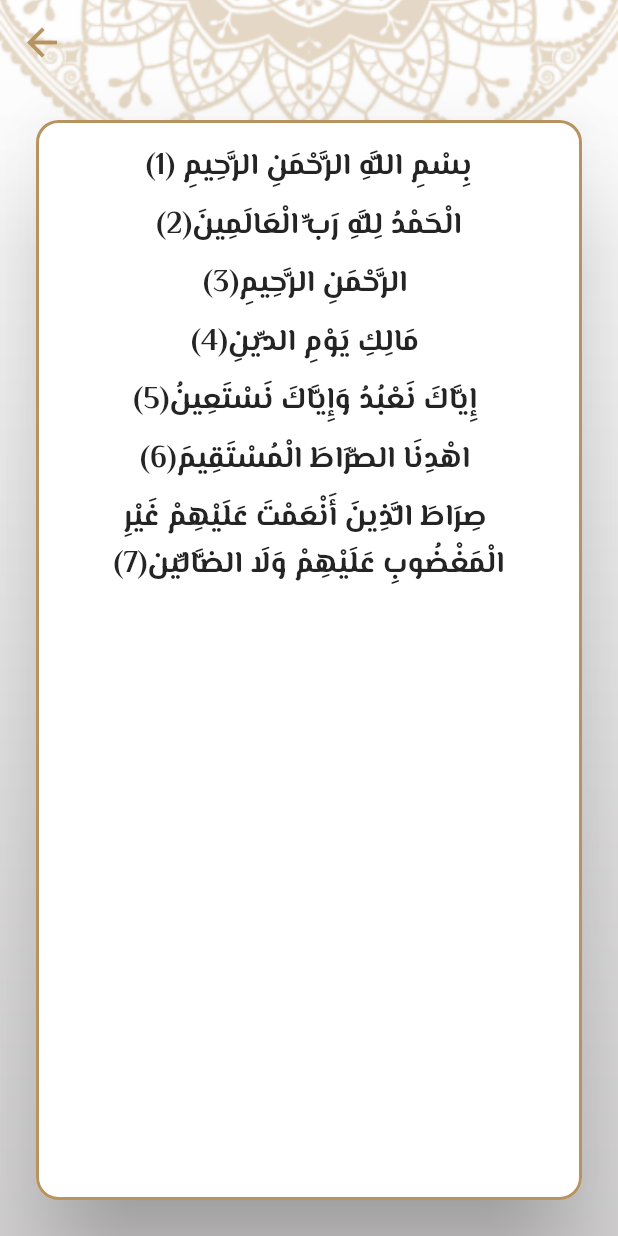
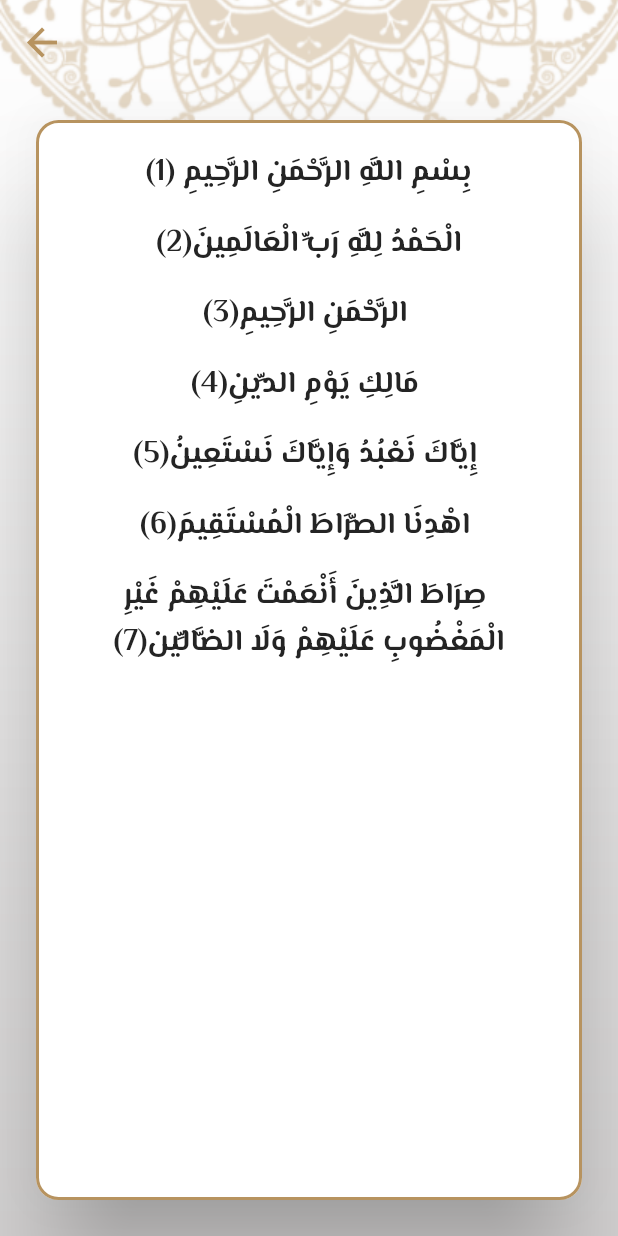
Before and after one commit to yousefel-naggar/islami_app, a Flutter app: the SuraDetails screen opened directly with empty values, on a phone screen of 412 x 824 dp. Run offline on Flutter 3.47's test engine with Material 2 defaults, Android fonts, the phone set to English and light mode, and no system bars; our stand-ins replace google_fonts.

Commit message:
sura ditails update

```diff
--- a/lib/sura_details.dart
+++ b/lib/sura_details.dart
@@ -46,13 +46,12 @@ class _SuraDetailsState extends State<SuraDetails> {
                 itemCount: verses.length,
                 itemBuilder: (context, index) {
                   return Center(
-                      child: Directionality(textDirection: TextDirection.rtl,
-                        child: Padding(
-                          padding: const EdgeInsets.all(4.0),
-                          child: Text("${verses[index]}(${index+1})",
-                              textAlign: TextAlign.center,
-                              style: Theme.of(context).textTheme.bodySmall),
-                        ),
+                      child: Padding(
+                        padding: const EdgeInsets.all(8.0),
+                        child: Text("${verses[index]}(${index+1})",
+                            textDirection: TextDirection.rtl,
+                            textAlign: TextAlign.center,
+                            style: Theme.of(context).textTheme.bodySmall),
                       ));
                 },
               ),
```
